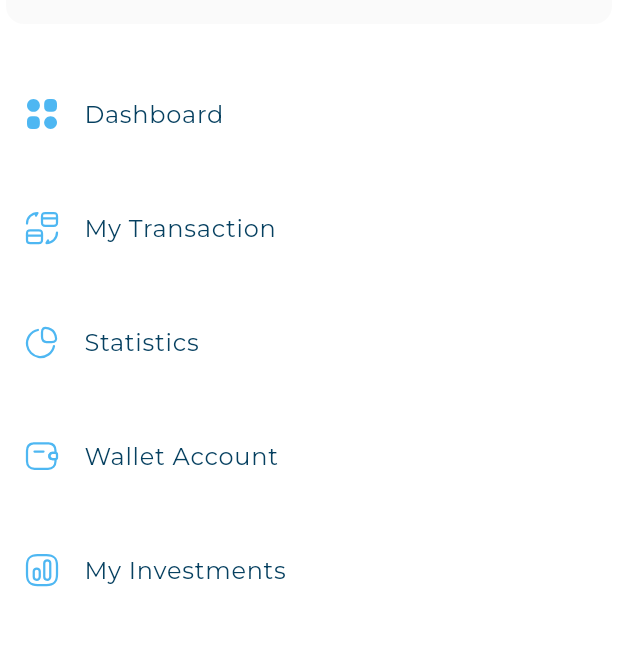
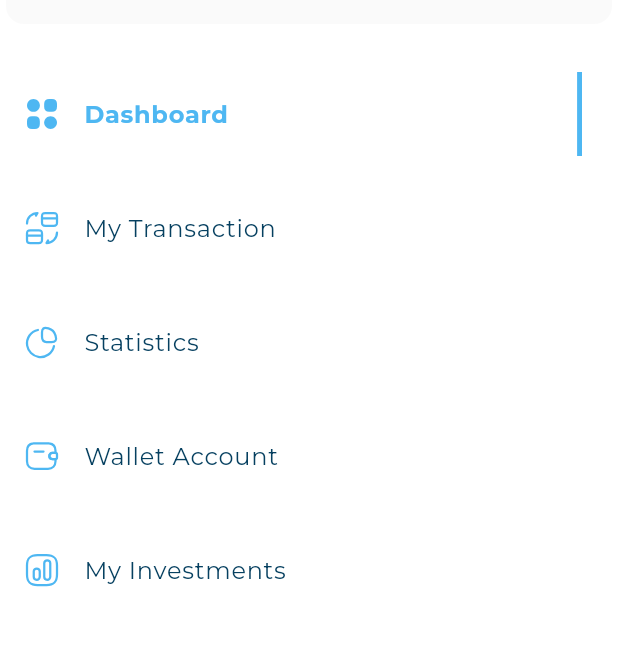
Before and after one commit to MinaYasser100/responsive_dash_board, a Flutter app: the CustomDrawer widget shown alone on an empty page, opened directly, on a phone screen of 412 x 824 dp, the part 90-736 px from its top. Run offline on Flutter 3.47's test engine with Material 3 defaults, Android fonts, the phone set to English and light mode, and no system bars; our stand-ins replace flutter_svg; project files that could hold a hidden picture were left out.

Commit message:
implement active drawer item

```diff
--- /dev/null
+++ b/lib/views/widgets/active_drawer_item.dart
@@ -0,0 +1,28 @@
+import 'package:flutter/material.dart';
+import 'package:flutter_svg/svg.dart';
+import 'package:responsive_dash_board/model/drawer_item_model.dart';
+import 'package:responsive_dash_board/utils/app_styles.dart';
+
+class ActiveDrawerItem extends StatelessWidget {
+  const ActiveDrawerItem({
+    super.key,
+    required this.drawerItemModel,
+  });
+
+  final DrawerItemModel drawerItemModel;
+
+  @override
+  Widget build(BuildContext context) {
+    return ListTile(
+      leading: SvgPicture.asset(drawerItemModel.image),
+      title: Text(
+        drawerItemModel.title,
+        style: AppStyles.styleBold16,
+      ),
+      trailing: Container(
+        width: 3.27,
+        color: const Color(0xff4EB7F2),
+      ),
+    );
+  }
+}
--- a/lib/views/widgets/custom_drawer.dart
+++ b/lib/views/widgets/custom_drawer.dart
@@ -1,44 +1,25 @@
 import 'package:flutter/material.dart';
-import 'package:responsive_dash_board/model/drawer_item_model.dart';
 import 'package:responsive_dash_board/utils/app_images.dart';
-import 'package:responsive_dash_board/views/widgets/drawer_item.dart';
+import 'package:responsive_dash_board/views/widgets/drawer_item_list_view.dart';
 import 'package:responsive_dash_board/views/widgets/user_info_list_tile.dart';
 
 class CustomDrawer extends StatelessWidget {
   const CustomDrawer({super.key});
-  static const List<DrawerItemModel> items = [
-    DrawerItemModel(title: 'Dashboard', image: Assets.imagesCategory2),
-    DrawerItemModel(title: 'My Transaction', image: Assets.imagesConvertCard),
-    DrawerItemModel(title: 'Statistics', image: Assets.imagesStatistic),
-    DrawerItemModel(title: 'Wallet Account', image: Assets.imagesWallet2),
-    DrawerItemModel(title: 'My Investments', image: Assets.imagesChart2),
-  ];
   @override
   Widget build(BuildContext context) {
     return Container(
       color: Colors.white,
-      child: Column(
+      child: const Column(
         children: [
-          const UserInfoListTile(
+          UserInfoListTile(
             image: Assets.imagesFrame,
             title: 'Lekan Okeowo',
             subTitle: 'demo@gmail.com',
           ),
-          const SizedBox(
+          SizedBox(
             height: 8,
           ),
-          ListView.builder(
-            padding: EdgeInsets.zero,
-            physics: const NeverScrollableScrollPhysics(),
-            shrinkWrap: true,
-            itemCount: items.length,
-            itemBuilder: (context, index) => Padding(
-              padding: const EdgeInsets.only(top: 20),
-              child: DrawerItem(
-                drawerItemModel: items[index],
-              ),
-            ),
-          )
+          DrawerItemListView()
         ],
       ),
     );
--- a/lib/views/widgets/drawer_item.dart
+++ b/lib/views/widgets/drawer_item.dart
@@ -1,19 +1,17 @@
 import 'package:flutter/material.dart';
-import 'package:flutter_svg/flutter_svg.dart';
 import 'package:responsive_dash_board/model/drawer_item_model.dart';
-import 'package:responsive_dash_board/utils/app_styles.dart';
+import 'package:responsive_dash_board/views/widgets/active_drawer_item.dart';
+import 'package:responsive_dash_board/views/widgets/non_active_drawer_item.dart';
 
 class DrawerItem extends StatelessWidget {
-  const DrawerItem({super.key, required this.drawerItemModel});
+  const DrawerItem(
+      {super.key, required this.drawerItemModel, required this.isActive});
   final DrawerItemModel drawerItemModel;
+  final bool isActive;
   @override
   Widget build(BuildContext context) {
-    return ListTile(
-      leading: SvgPicture.asset(drawerItemModel.image),
-      title: Text(
-        drawerItemModel.title,
-        style: AppStyles.styleRegular16,
-      ),
-    );
+    return isActive
+        ? ActiveDrawerItem(drawerItemModel: drawerItemModel)
+        : NonActiveDrawerItem(drawerItemModel: drawerItemModel);
   }
 }
--- /dev/null
+++ b/lib/views/widgets/drawer_item_list_view.dart
@@ -0,0 +1,52 @@
+import 'package:flutter/material.dart';
+import 'package:responsive_dash_board/model/drawer_item_model.dart';
+import 'package:responsive_dash_board/utils/app_images.dart';
+import 'package:responsive_dash_board/views/widgets/drawer_item.dart';
+
+class DrawerItemListView extends StatefulWidget {
+  const DrawerItemListView({
+    super.key,
+  });
+
+  @override
+  State<DrawerItemListView> createState() => _DrawerItemListViewState();
+}
+
+class _DrawerItemListViewState extends State<DrawerItemListView> {
+  final List<DrawerItemModel> items = [
+    const DrawerItemModel(title: 'Dashboard', image: Assets.imagesCategory2),
+    const DrawerItemModel(
+        title: 'My Transaction', image: Assets.imagesConvertCard),
+    const DrawerItemModel(title: 'Statistics', image: Assets.imagesStatistic),
+    const DrawerItemModel(title: 'Wallet Account', image: Assets.imagesWallet2),
+    const DrawerItemModel(title: 'My Investments', image: Assets.imagesChart2),
+  ];
+
+  int activeIndex = 0;
+
+  @override
+  Widget build(BuildContext context) {
+    return ListView.builder(
+      padding: EdgeInsets.zero,
+      physics: const NeverScrollableScrollPhysics(),
+      shrinkWrap: true,
+      itemCount: items.length,
+      itemBuilder: (context, index) => GestureDetector(
+        onTap: () {
+          if (activeIndex != index) {
+            setState(() {
+              activeIndex = index;
+            });
+          }
+        },
+        child: Padding(
+          padding: const EdgeInsets.only(top: 20),
+          child: DrawerItem(
+            drawerItemModel: items[index],
+            isActive: activeIndex == index,
+          ),
+        ),
+      ),
+    );
+  }
+}
--- /dev/null
+++ b/lib/views/widgets/non_active_drawer_item.dart
@@ -0,0 +1,24 @@
+import 'package:flutter/material.dart';
+import 'package:flutter_svg/svg.dart';
+import 'package:responsive_dash_board/model/drawer_item_model.dart';
+import 'package:responsive_dash_board/utils/app_styles.dart';
+
+class NonActiveDrawerItem extends StatelessWidget {
+  const NonActiveDrawerItem({
+    super.key,
+    required this.drawerItemModel,
+  });
+
+  final DrawerItemModel drawerItemModel;
+
+  @override
+  Widget build(BuildContext context) {
+    return ListTile(
+      leading: SvgPicture.asset(drawerItemModel.image),
+      title: Text(
+        drawerItemModel.title,
+        style: AppStyles.styleRegular16,
+      ),
+    );
+  }
+}
```
